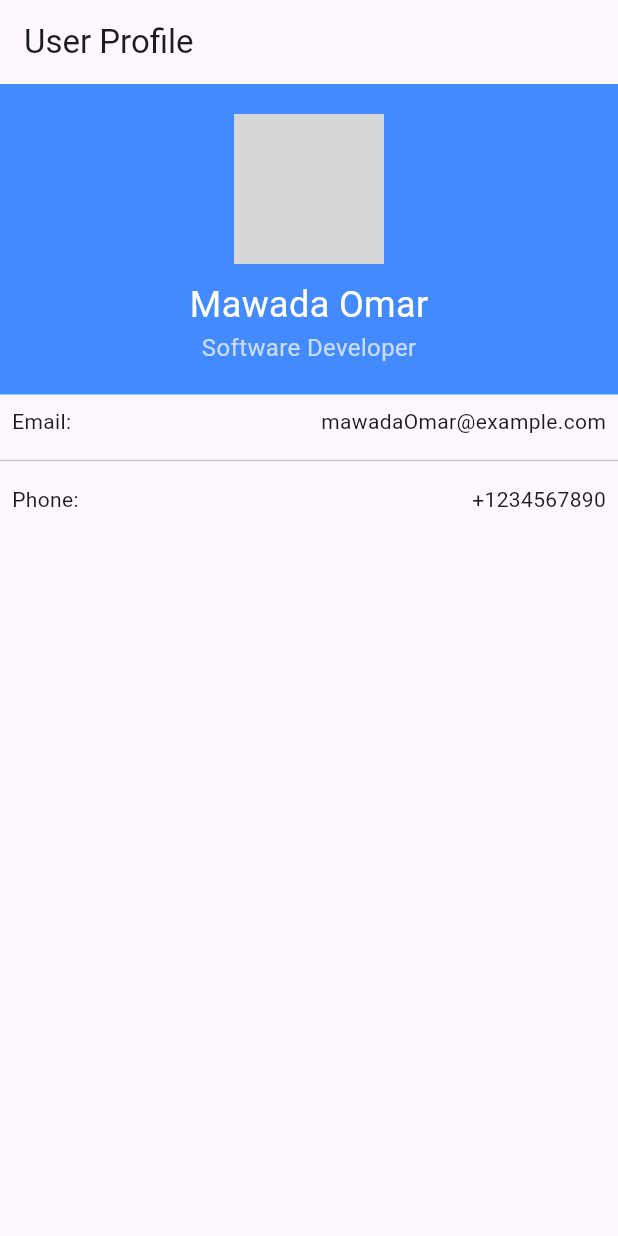
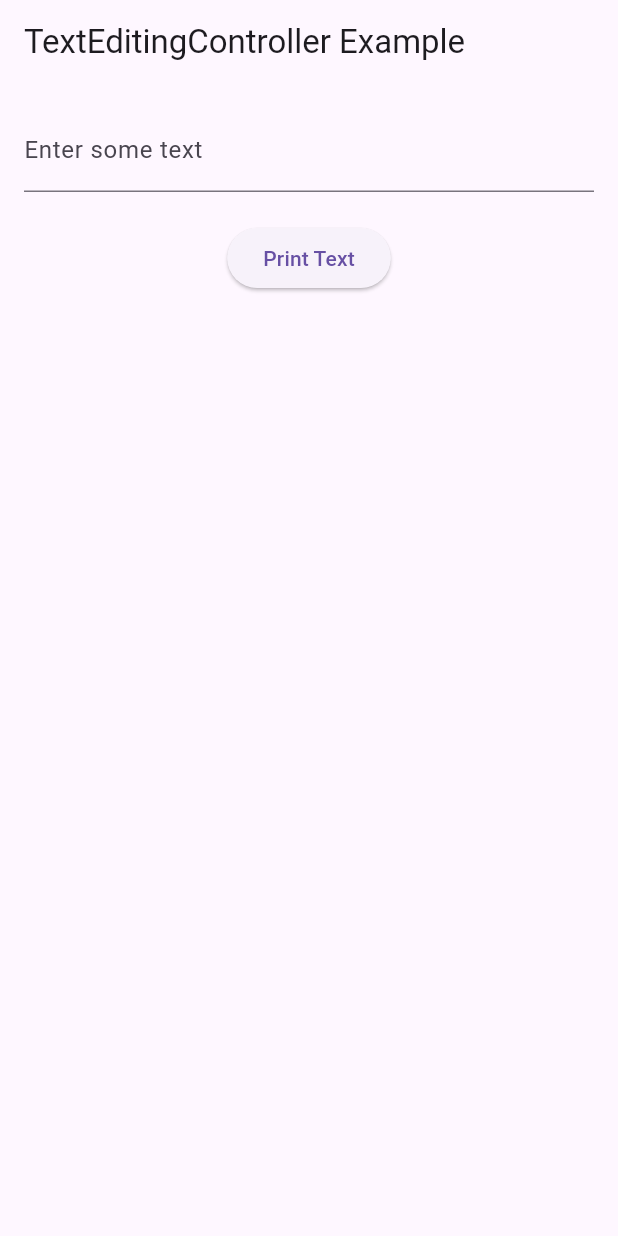
Before and after one commit to alhijrymawada-create/wajebat_app, a Flutter app: the screen it shows after launch, on a phone screen of 412 x 824 dp. Run offline on Flutter 3.47's test engine with Material 3 defaults, Android fonts, the phone set to English and light mode, and no system bars; grey boxes are pictures that could not be loaded.

Commit message:
added new code in main.dart

```diff
--- a/lib/main.dart
+++ b/lib/main.dart
@@ -1,5 +1,4 @@
-//import 'dart:io';
-
+//import 'dart:io'
 import 'package:flutter/material.dart';
 
 void main() {
@@ -12,63 +11,42 @@ class ProfileApp extends StatefulWidget {
 }
 
 class _ProfileAppState extends State<ProfileApp> {
+  final TextEditingController _controller = TextEditingController();
+
+  @override
+  void dispose() {
+    // Step 4: Dispose of the controller when it’s no longer needed
+    _controller.dispose();
+    super.dispose();
+  }
 
   @override
   Widget build(BuildContext context) {
     return MaterialApp(
       home: Scaffold(
-        appBar: AppBar(
-          title: Text('User Profile'),
-        ),
-        body: Column(
-          children: [
-            Container(
-              width: double.infinity,
-              padding: EdgeInsets.all(20),
-              color: Colors.blueAccent,
-              child: Column(
-                children: [
-                  CircleAvatar(
-                    radius: 50,
-                    backgroundImage:Image.asset('pics/profilepic.png').image,
-                  ),
-                  SizedBox(height: 10),
-                  Text(
-                    'Mawada Omar',
-                    style: TextStyle(fontSize: 24, color: Colors.white),
-                  ),
-                  Text(
-                    'Software Developer',
-                    style: TextStyle(fontSize: 16, color: Colors.white70),
-                  ),
-                ],
+        appBar: AppBar(title: Text('TextEditingController Example')),
+        body: Padding(
+          padding: const EdgeInsets.all(16.0),
+          child: Column(
+            children: [
+              TextField(
+                // Step 2: Assign the controller to the TextField
+                controller: _controller,
+                decoration: InputDecoration(labelText: 'Enter some text'),
               ),
-            ),
-            Padding(
-              padding: const EdgeInsets.all(8.0),
-              child: Row(
-                mainAxisAlignment: MainAxisAlignment.spaceBetween,
-                children: [
-                  Text('Email:'),
-                  Text('mawadaOmar@example.com'),
-                ],
+              SizedBox(height: 20),
+              ElevatedButton(
+                onPressed: () {
+                  // Step 3: Access the text value from the controller
+                  print('Text entered: ${_controller.text}');
+
+                },
+                child: Text('Print Text'),
               ),
-            ),
-            Divider(),
-            Padding(
-              padding: const EdgeInsets.all(8.0),
-              child: Row(
-                mainAxisAlignment: MainAxisAlignment.spaceBetween,
-                children: [
-                  Text('Phone:'),
-                  Text('+1234567890'),
-                ],
-              ),
-            ),
-          ],
+            ],
+          ),
         ),
       ),
-
     );
   }
 }
```
